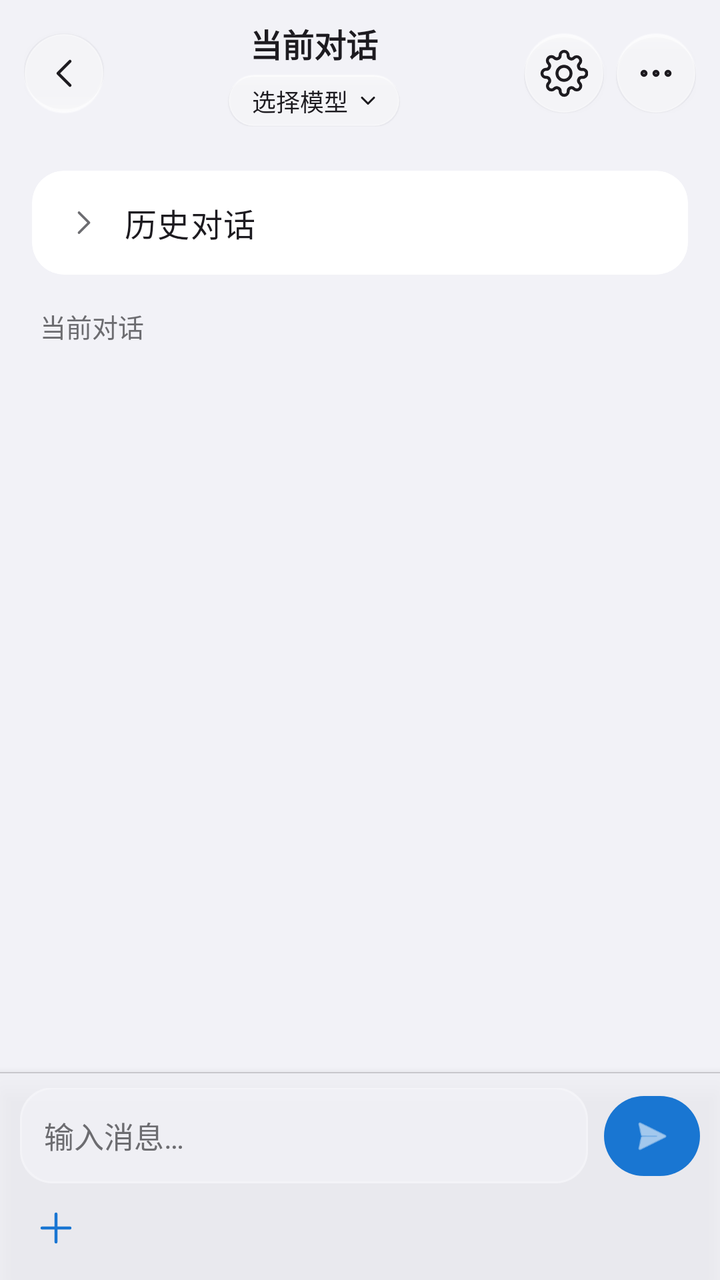
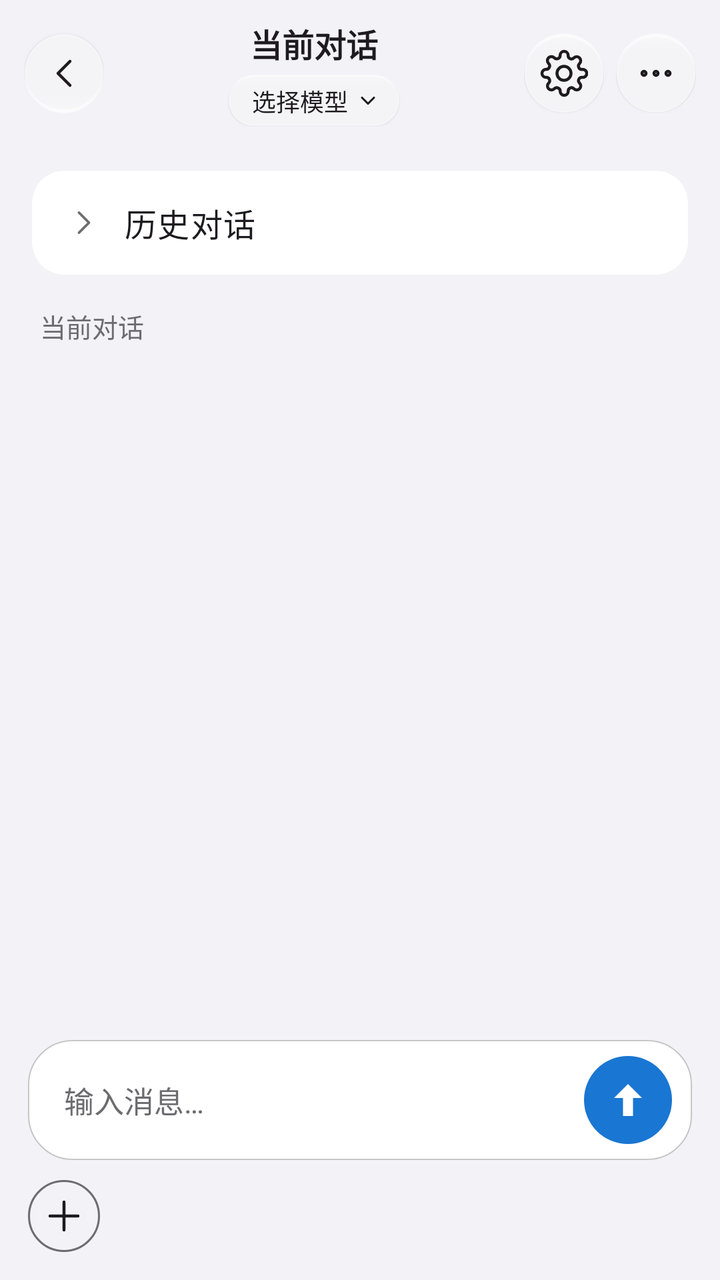

Screens rendered from an Android XML layout before and after an edit, with the pre-edit source and the edit as a unified diff.
<!-- AndroidManifest.xml: activity theme Theme.AIChat -->
<!-- res/layout/activity_chat_session.xml -->
<?xml version="1.0" encoding="utf-8"?>
<LinearLayout xmlns:android="http://schemas.android.com/apk/res/android"
    xmlns:app="http://schemas.android.com/apk/res-auto"
    android:layout_width="match_parent"
    android:layout_height="match_parent"
    android:orientation="vertical"
    android:background="@color/ios_grouped_bg">

    
    <RelativeLayout
        android:id="@+id/chatHeaderContainer"
        android:layout_width="match_parent"
        android:layout_height="wrap_content"
        android:paddingStart="12dp"
        android:paddingEnd="12dp"
        android:paddingTop="10dp"
        android:paddingBottom="10dp"
        android:background="@color/ios_grouped_bg">

        <ImageButton
            android:id="@+id/btnBack"
            android:layout_width="40dp"
            android:layout_height="40dp"
            android:layout_alignParentStart="true"
            android:layout_centerVertical="true"
            android:background="@drawable/bg_chat_header_glass_circle"
            android:contentDescription="@string/cancel"
            android:src="@drawable/ic_chevron_right"
            android:rotation="180"
            android:elevation="2dp"
            app:tint="?attr/colorOnSurface" />

        <LinearLayout
            android:id="@+id/chatHeaderRightActions"
            android:layout_width="wrap_content"
            android:layout_height="wrap_content"
            android:layout_alignParentEnd="true"
            android:layout_centerVertical="true"
            android:orientation="horizontal">

            <ImageButton
                android:id="@+id/btnWriterOutline"
                android:layout_width="40dp"
                android:layout_height="40dp"
                android:layout_marginEnd="6dp"
                android:background="@drawable/bg_chat_header_glass_circle"
                android:contentDescription="作家大纲"
                android:src="@drawable/ic_action_outline"
                android:visibility="gone"
                android:elevation="2dp"
                app:tint="?attr/colorOnSurface" />

            <ImageButton
                android:id="@+id/btnAutoTts"
                android:layout_width="40dp"
                android:layout_height="40dp"
                android:layout_marginEnd="6dp"
                android:alpha="0.4"
                android:background="@drawable/bg_chat_header_glass_circle"
                android:contentDescription="@string/auto_tts_toggle"
                android:src="@drawable/ic_action_voice_play"
                android:visibility="gone"
                android:elevation="2dp"
                app:tint="?attr/colorOnSurface" />

            <ImageButton
                android:id="@+id/btnSessionSettings"
                android:layout_width="40dp"
                android:layout_height="40dp"
                android:layout_marginEnd="6dp"
                android:background="@drawable/bg_chat_header_glass_circle"
                android:contentDescription="@string/session_chat_settings"
                android:src="@drawable/ic_action_settings"
                android:elevation="2dp"
                app:tint="?attr/colorOnSurface" />

            <ImageButton
                android:id="@+id/btnSessionMore"
                android:layout_width="40dp"
                android:layout_height="40dp"
                android:background="@drawable/bg_chat_header_glass_circle"
                android:contentDescription="@string/more_options"
                android:src="@drawable/ic_action_more"
                android:elevation="2dp"
                app:tint="?attr/colorOnSurface" />
        </LinearLayout>

        <LinearLayout
            android:layout_width="match_parent"
            android:layout_height="wrap_content"
            android:layout_toEndOf="@id/btnBack"
            android:layout_toStartOf="@id/chatHeaderRightActions"
            android:layout_centerVertical="true"
            android:layout_marginStart="8dp"
            android:layout_marginEnd="8dp"
            android:orientation="vertical"
            android:gravity="center">

            <TextView
                android:id="@+id/textChatTitle"
                android:layout_width="wrap_content"
                android:layout_height="wrap_content"
                android:maxLines="1"
                android:ellipsize="end"
                android:textSize="16sp"
                android:textStyle="bold"
                android:textColor="?attr/colorOnSurface"
                android:text="@string/current_conversation" />

            <TextView
                android:id="@+id/textQuickModelSwitch"
                android:layout_width="wrap_content"
                android:layout_height="wrap_content"
                android:layout_marginTop="4dp"
                android:minHeight="26dp"
                android:paddingStart="12dp"
                android:paddingEnd="10dp"
                android:paddingTop="4dp"
                android:paddingBottom="4dp"
                android:background="@drawable/bg_chat_header_model_pill"
                android:elevation="1dp"
                android:drawableEnd="@drawable/ic_chevron_down_small"
                android:drawableTint="?attr/colorOnSurface"
                android:drawablePadding="4dp"
                android:gravity="center"
                android:includeFontPadding="false"
                android:maxLines="1"
                android:ellipsize="end"
                android:text="@string/quick_model_switch_placeholder"
                android:textSize="12sp"
                android:textColor="?attr/colorOnSurface"
                android:clickable="true"
                android:focusable="true" />
        </LinearLayout>

    </RelativeLayout>

    <androidx.core.widget.NestedScrollView
        android:id="@+id/scrollMessages"
        android:layout_width="match_parent"
        android:layout_height="0dp"
        android:layout_weight="1"
        android:fillViewport="false"
        android:background="@color/ios_grouped_bg">

        <LinearLayout
            android:layout_width="match_parent"
            android:layout_height="wrap_content"
            android:orientation="vertical">

            <TextView
                android:id="@+id/textFirstDialoguePreview"
                android:layout_width="match_parent"
                android:layout_height="wrap_content"
                android:paddingStart="16dp"
                android:paddingEnd="16dp"
                android:paddingBottom="8dp"
                android:textAppearance="?attr/textAppearanceBodySmall"
                android:textColor="@color/ios_section_label"
                android:visibility="gone" />

            
            <TextView
                android:id="@+id/textLoadEarlierMessages"
                android:layout_width="wrap_content"
                android:layout_height="wrap_content"
                android:layout_gravity="center_horizontal"
                android:layout_marginTop="12dp"
                android:background="@drawable/bg_glass_toolbar"
                android:clickable="true"
                android:focusable="true"
                android:paddingStart="16dp"
                android:paddingTop="8dp"
                android:paddingEnd="16dp"
                android:paddingBottom="8dp"
                android:elevation="2dp"
                android:text="@string/load_earlier_messages"
                android:textSize="13sp"
                android:textColor="?attr/colorPrimary"
                android:visibility="gone" />

            
            <com.google.android.material.card.MaterialCardView
                android:id="@+id/cardHistory"
                android:layout_width="match_parent"
                android:layout_height="wrap_content"
                android:layout_marginStart="16dp"
                android:layout_marginEnd="16dp"
                android:layout_marginTop="12dp"
                app:cardElevation="0dp"
                app:cardBackgroundColor="@color/ios_cell_bg"
                app:cardCornerRadius="16dp"
                app:strokeWidth="0dp">
                <LinearLayout
                    android:layout_width="match_parent"
                    android:layout_height="wrap_content"
                    android:orientation="vertical">
                    <LinearLayout
                        android:id="@+id/headerHistory"
                        android:layout_width="match_parent"
                        android:layout_height="wrap_content"
                        android:orientation="horizontal"
                        android:gravity="center_vertical"
                        android:paddingStart="16dp"
                        android:paddingEnd="16dp"
                        android:minHeight="52dp"
                        android:background="?attr/selectableItemBackground">
                        <ImageView
                            android:id="@+id/iconHistoryExpand"
                            android:layout_width="20dp"
                            android:layout_height="20dp"
                            android:src="@drawable/ic_chevron_right"
                            app:tint="@color/ios_section_label" />
                        <TextView
                            android:id="@+id/textHistoryTitle"
                            android:layout_width="0dp"
                            android:layout_weight="1"
                            android:layout_height="wrap_content"
                            android:layout_marginStart="10dp"
                            android:text="@string/history_conversation"
                            android:textAppearance="?attr/textAppearanceBodyLarge"
                            android:textColor="?attr/colorOnSurface" />
                    </LinearLayout>
                    <LinearLayout
                        android:id="@+id/expandHistory"
                        android:layout_width="match_parent"
                        android:layout_height="wrap_content"
                        android:orientation="vertical"
                        android:visibility="gone">
                        <View
                            android:layout_width="match_parent"
                            android:layout_height="0.5dp"
                            android:layout_marginStart="16dp"
                            android:background="@color/ios_separator" />
                        <androidx.recyclerview.widget.RecyclerView
                            android:id="@+id/recyclerHistory"
                            android:layout_width="match_parent"
                            android:layout_height="wrap_content"
                            android:minHeight="60dp"
                            android:nestedScrollingEnabled="false"
                            android:padding="8dp" />
                    </LinearLayout>
                </LinearLayout>
            </com.google.android.material.card.MaterialCardView>

            
            <TextView
                android:layout_width="wrap_content"
                android:layout_height="wrap_content"
                android:text="@string/current_conversation"
                android:textSize="13sp"
                android:textColor="@color/ios_section_label"
                android:paddingStart="20dp"
                android:paddingTop="16dp"
                android:paddingBottom="6dp" />

            <androidx.recyclerview.widget.RecyclerView
                android:id="@+id/recyclerCurrent"
                android:layout_width="match_parent"
                android:layout_height="wrap_content"
                android:minHeight="200dp"
                android:paddingHorizontal="12dp"
                android:paddingTop="4dp"
                android:paddingBottom="4dp"
                android:nestedScrollingEnabled="false" />

            <View
                android:id="@+id/viewBottomConversationSpacer"
                android:layout_width="match_parent"
                android:layout_height="88dp" />
        </LinearLayout>
    </androidx.core.widget.NestedScrollView>

    
    <LinearLayout
        android:layout_width="match_parent"
        android:layout_height="wrap_content"
        android:orientation="vertical"
        android:paddingHorizontal="10dp"
        android:paddingTop="8dp"
        android:paddingBottom="8dp"
        android:background="@drawable/bg_glass_bottom_bar"
        android:elevation="6dp">

        <LinearLayout
            android:layout_width="match_parent"
            android:layout_height="wrap_content"
            android:orientation="horizontal"
            android:gravity="bottom">
            <EditText
                android:id="@+id/inputEdit"
                android:layout_width="0dp"
                android:layout_height="wrap_content"
                android:layout_weight="1"
                android:hint="@string/chat_hint"
                android:inputType="textMultiLine|textCapSentences"
                android:maxLines="5"
                android:minHeight="48dp"
                android:background="@drawable/bg_glass_toolbar"
                android:padding="12dp"
                android:layout_marginEnd="8dp"
                android:textSize="15sp"
                android:textColor="?attr/colorOnSurface"
                android:textColorHint="@color/ios_section_label" />
            <com.google.android.material.button.MaterialButton
                android:id="@+id/sendButton"
                android:layout_width="48dp"
                android:layout_height="48dp"
                android:padding="0dp"
                android:minWidth="0dp"
                android:minHeight="0dp"
                android:text=""
                app:icon="@android:drawable/ic_menu_send"
                app:iconGravity="textStart"
                app:iconPadding="0dp"
                app:iconSize="22dp"
                app:cornerRadius="24dp" />
        </LinearLayout>

        <LinearLayout
            android:layout_width="match_parent"
            android:layout_height="wrap_content"
            android:orientation="horizontal"
            android:gravity="center_vertical"
            android:layout_marginTop="4dp">

            <ImageButton
                android:id="@+id/btnAdd"
                android:layout_width="36dp"
                android:layout_height="36dp"
                android:background="?attr/selectableItemBackgroundBorderless"
                android:contentDescription="@string/add"
                android:src="@drawable/ic_add"
                android:padding="6dp"
                app:tint="?attr/colorPrimary" />

            <LinearLayout
                android:id="@+id/layoutAddActions"
                android:layout_width="match_parent"
                android:layout_height="wrap_content"
                android:orientation="horizontal"
                android:visibility="gone">
                <com.google.android.material.button.MaterialButton
                    android:id="@+id/btnAddFile"
                    style="@style/Widget.Material3.Button.TextButton"
                    android:layout_width="wrap_content"
                    android:layout_height="wrap_content"
                    android:text="@string/add_file" />
                <com.google.android.material.button.MaterialButton
                    android:id="@+id/btnAddLocation"
                    style="@style/Widget.Material3.Button.TextButton"
                    android:layout_width="wrap_content"
                    android:layout_height="wrap_content"
                    android:text="@string/add_location" />
                <com.google.android.material.button.MaterialButton
                    android:id="@+id/btnAddPhoto"
                    style="@style/Widget.Material3.Button.TextButton"
                    android:layout_width="wrap_content"
                    android:layout_height="wrap_content"
                    android:text="@string/add_photo" />
                <com.google.android.material.button.MaterialButton
                    android:id="@+id/btnAddMore"
                    style="@style/Widget.Material3.Button.TextButton"
                    android:layout_width="wrap_content"
                    android:layout_height="wrap_content"
                    android:text="@string/add_more" />
            </LinearLayout>
        </LinearLayout>
    </LinearLayout>

</LinearLayout>
<!-- resources referenced by this layout -->
<resources>
  <color name="ios_cell_bg">#FFFFFF</color>
  <color name="ios_grouped_bg">#F2F2F7</color>
  <color name="ios_section_label">#6C6C70</color>
  <color name="ios_separator">#C8C7CC</color>
  <!-- drawable bg_glass_bottom_bar (drawable) -->
  <?xml version="1.0" encoding="utf-8"?>
  <layer-list xmlns:android="http://schemas.android.com/apk/res/android">
      <item>
          <shape android:shape="rectangle">
              <solid android:color="@color/glass_surface" />
          </shape>
      </item>
      
      <item android:bottom="-2dp" android:left="-2dp" android:right="-2dp">
          <shape android:shape="rectangle">
              <solid android:color="@android:color/transparent" />
              <stroke android:width="0.5dp" android:color="@color/ios_separator" />
          </shape>
      </item>
  </layer-list>
  <string name="add">添加</string>
  <string name="add_file">导入文件</string>
  <string name="add_location">添加位置</string>
  <string name="add_more">更多</string>
  <string name="add_photo">添加照片</string>
  <string name="auto_tts_toggle">自动朗读</string>
  <string name="cancel">取消</string>
  <string name="chat_hint">输入消息…</string>
  <string name="current_conversation">当前对话</string>
  <string name="history_conversation">历史对话</string>
  <string name="load_earlier_messages">查看更早消息</string>
  <string name="more_options">更多选项</string>
  <string name="quick_model_switch_placeholder">选择模型</string>
  <string name="session_chat_settings">当前对话设置</string>
  <color name="glass_surface">#CCF2F2F7</color>
  <color name="glass_stroke">#40FFFFFF</color>
  <color name="primary">#1976D2</color>
  <color name="on_primary">#FFFFFF</color>
  <color name="surface">#FFFFFF</color>
  <color name="primary_blue_subtle">#F5FAFF</color>
  <color name="primary_blue_light">#E3F2FD</color>
  <color name="primary_blue_deep">#0D47A1</color>
  <style name="Widget.AIChat.Switch" parent="Widget.Material3.CompoundButton.MaterialSwitch">
          <item name="trackTint">@color/aichat_switch_track</item>
          <item name="trackDecorationTint">@android:color/transparent</item>
          <item name="thumbTint">@color/aichat_switch_thumb</item>
          <item name="thumbIconTint">@android:color/transparent</item>
      </style>
  <style name="Widget.AIChat.RadioButton" parent="Widget.Material3.CompoundButton.RadioButton">
          <item name="buttonTint">@color/aichat_radio_tint</item>
      </style>
  <color name="dialog_surface_bg">#FFFDFEFF</color>
  <style name="ShapeAppearance.AIChat.Dialog" parent="">
          <item name="cornerFamily">rounded</item>
          <item name="cornerSize">28dp</item>
      </style>
  <dimen name="dialog_glass_highlight_fade">120dp</dimen>
  <color name="glass_highlight_top">#30FFFFFF</color>
  <dimen name="dialog_glass_shadow_fade">160dp</dimen>
  <color name="glass_shadow_bottom">#10000000</color>
  <!-- unchanged entries left out for length: 13 -->
</resources>

<!-- the commit's change to res/layout/activity_chat_session.xml (unified diff, before → after) -->
@@ -276,69 +276,74 @@
         android:layout_width="match_parent"
         android:layout_height="wrap_content"
         android:orientation="vertical"
-        android:paddingHorizontal="10dp"
-        android:paddingTop="8dp"
-        android:paddingBottom="8dp"
-        android:background="@drawable/bg_glass_bottom_bar"
-        android:elevation="6dp">
-
-        <LinearLayout
+        android:paddingHorizontal="14dp"
+        android:paddingTop="10dp"
+        android:paddingBottom="14dp">
+
+        <FrameLayout
+            android:id="@+id/inputPill"
             android:layout_width="match_parent"
             android:layout_height="wrap_content"
-            android:orientation="horizontal"
-            android:gravity="bottom">
+            android:background="@drawable/bg_input_pill"
+            android:elevation="3dp"
+            android:paddingStart="18dp"
+            android:paddingEnd="8dp"
+            android:paddingTop="6dp"
+            android:paddingBottom="6dp">
+
             <EditText
                 android:id="@+id/inputEdit"
-                android:layout_width="0dp"
-                android:layout_height="wrap_content"
-                android:layout_weight="1"
+                android:layout_width="match_parent"
+                android:layout_height="wrap_content"
+                android:layout_marginEnd="56dp"
                 android:hint="@string/chat_hint"
                 android:inputType="textMultiLine|textCapSentences"
-                android:maxLines="5"
+                android:maxLines="6"
                 android:minHeight="48dp"
-                android:background="@drawable/bg_glass_toolbar"
-                android:padding="12dp"
-                android:layout_marginEnd="8dp"
+                android:background="@android:color/transparent"
+                android:paddingTop="12dp"
+                android:paddingBottom="12dp"
                 android:textSize="15sp"
                 android:textColor="?attr/colorOnSurface"
                 android:textColorHint="@color/ios_section_label" />
-            <com.google.android.material.button.MaterialButton
+
+            <ImageButton
                 android:id="@+id/sendButton"
-                android:layout_width="48dp"
-                android:layout_height="48dp"
-                android:padding="0dp"
-                android:minWidth="0dp"
-                android:minHeight="0dp"
-                android:text=""
-                app:icon="@android:drawable/ic_menu_send"
-                app:iconGravity="textStart"
-                app:iconPadding="0dp"
-                app:iconSize="22dp"
-                app:cornerRadius="24dp" />
-        </LinearLayout>
+                android:layout_width="44dp"
+                android:layout_height="44dp"
+                android:layout_gravity="bottom|end"
+                android:layout_margin="2dp"
+                android:padding="10dp"
+                android:scaleType="fitCenter"
+                android:background="@drawable/bg_send_button"
+                android:src="@drawable/ic_arrow_up"
+                android:tint="?attr/colorOnPrimary"
+                android:contentDescription="@string/send" />
+        </FrameLayout>
 
         <LinearLayout
             android:layout_width="match_parent"
             android:layout_height="wrap_content"
             android:orientation="horizontal"
             android:gravity="center_vertical"
-            android:layout_marginTop="4dp">
+            android:layout_marginTop="10dp">
 
             <ImageButton
                 android:id="@+id/btnAdd"
                 android:layout_width="36dp"
                 android:layout_height="36dp"
-                android:background="?attr/selectableItemBackgroundBorderless"
+                android:background="@drawable/bg_input_add_button"
                 android:contentDescription="@string/add"
                 android:src="@drawable/ic_add"
-                android:padding="6dp"
-                app:tint="?attr/colorPrimary" />
+                android:padding="8dp"
+                app:tint="?attr/colorOnSurface" />
 
             <LinearLayout
                 android:id="@+id/layoutAddActions"
                 android:layout_width="match_parent"
                 android:layout_height="wrap_content"
                 android:orientation="horizontal"
+                android:layout_marginStart="8dp"
                 android:visibility="gone">
                 <com.google.android.material.button.MaterialButton
                     android:id="@+id/btnAddFile"
<!-- resource entries referenced after the edit -->
@@ -4,22 +4,42 @@
   <color name="ios_grouped_bg">#F2F2F7</color>
   <color name="ios_section_label">#6C6C70</color>
   <color name="ios_separator">#C8C7CC</color>
-  <!-- drawable bg_glass_bottom_bar (drawable) -->
+  <!-- drawable bg_input_add_button (drawable) -->
   <?xml version="1.0" encoding="utf-8"?>
-  <layer-list xmlns:android="http://schemas.android.com/apk/res/android">
-      <item>
-          <shape android:shape="rectangle">
-              <solid android:color="@color/glass_surface" />
-          </shape>
-      </item>
-      
-      <item android:bottom="-2dp" android:left="-2dp" android:right="-2dp">
-          <shape android:shape="rectangle">
-              <solid android:color="@android:color/transparent" />
-              <stroke android:width="0.5dp" android:color="@color/ios_separator" />
-          </shape>
-      </item>
-  </layer-list>
+  <shape xmlns:android="http://schemas.android.com/apk/res/android"
+      android:shape="oval">
+      <solid android:color="@android:color/transparent" />
+      <stroke
+          android:width="1dp"
+          android:color="@color/ios_section_label" />
+  </shape>
+  <!-- drawable bg_input_pill (drawable) -->
+  <?xml version="1.0" encoding="utf-8"?>
+  <shape xmlns:android="http://schemas.android.com/apk/res/android"
+      android:shape="rectangle">
+      <solid android:color="@color/ios_cell_bg" />
+      <corners android:radius="22dp" />
+      <stroke
+          android:width="0.5dp"
+          android:color="@color/glass_input_stroke_idle" />
+  </shape>
+  <!-- drawable bg_send_button (drawable) -->
+  <?xml version="1.0" encoding="utf-8"?>
+  <shape xmlns:android="http://schemas.android.com/apk/res/android"
+      android:shape="oval">
+      <solid android:color="?attr/colorPrimary" />
+  </shape>
+  <!-- drawable ic_arrow_up (drawable) -->
+  <?xml version="1.0" encoding="utf-8"?>
+  <vector xmlns:android="http://schemas.android.com/apk/res/android"
+      android:width="24dp"
+      android:height="24dp"
+      android:viewportWidth="24"
+      android:viewportHeight="24">
+      <path
+          android:fillColor="#FFFFFFFF"
+          android:pathData="M12,4 L19,11 L14.5,11 L14.5,20 L9.5,20 L9.5,11 L5,11 Z" />
+  </vector>
   <string name="add">添加</string>
   <string name="add_file">导入文件</string>
   <string name="add_location">添加位置</string>
@@ -33,9 +53,11 @@
   <string name="load_earlier_messages">查看更早消息</string>
   <string name="more_options">更多选项</string>
   <string name="quick_model_switch_placeholder">选择模型</string>
+  <string name="send">发送</string>
   <string name="session_chat_settings">当前对话设置</string>
   <color name="glass_surface">#CCF2F2F7</color>
   <color name="glass_stroke">#40FFFFFF</color>
+  <color name="glass_input_stroke_idle">#33000000</color>
   <color name="primary">#1976D2</color>
   <color name="on_primary">#FFFFFF</color>
   <color name="surface">#FFFFFF</color>
